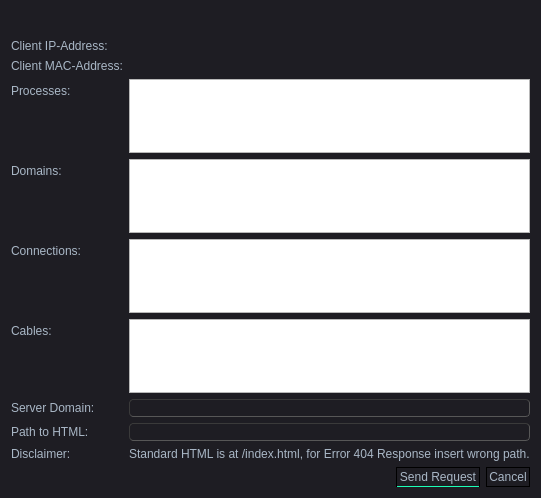
The window that src/views/dialogs/client_dialog.ui (Filan-glitch/NetSim) describes before a commit, drawn with Qt 5.
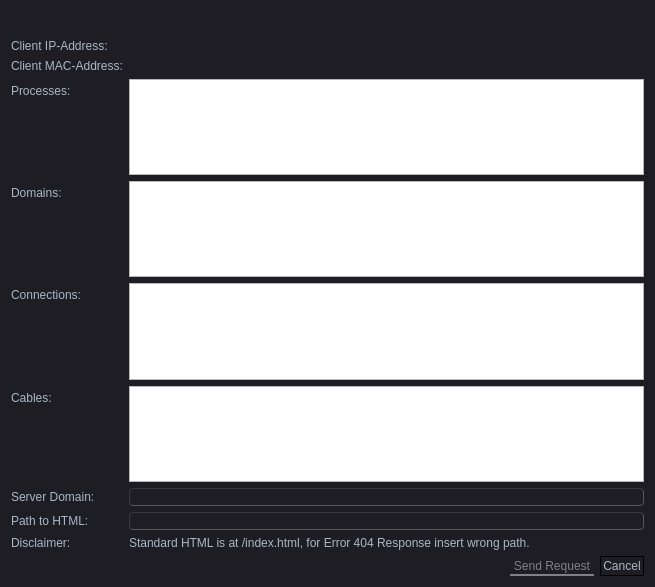
The same window after the commit. Icons and pictures are not drawn.

Commit message: LineEdit Validation in client_dialog and settingsdialog

Diff of the .ui file:
```diff
--- a/src/views/dialogs/client_dialog.ui
+++ b/src/views/dialogs/client_dialog.ui
@@ -6,8 +6,8 @@
    <rect>
     <x>0</x>
     <y>0</y>
-    <width>530</width>
-    <height>498</height>
+    <width>655</width>
+    <height>587</height>
    </rect>
   </property>
   <property name="windowTitle">
@@ -571,6 +571,9 @@
      </item>
      <item>
       <widget class="QPushButton" name="sendPushButton">
+       <property name="enabled">
+        <bool>false</bool>
+       </property>
        <property name="text">
         <string>Send Request</string>
        </property>
```
The commit also changes 5 other files.
